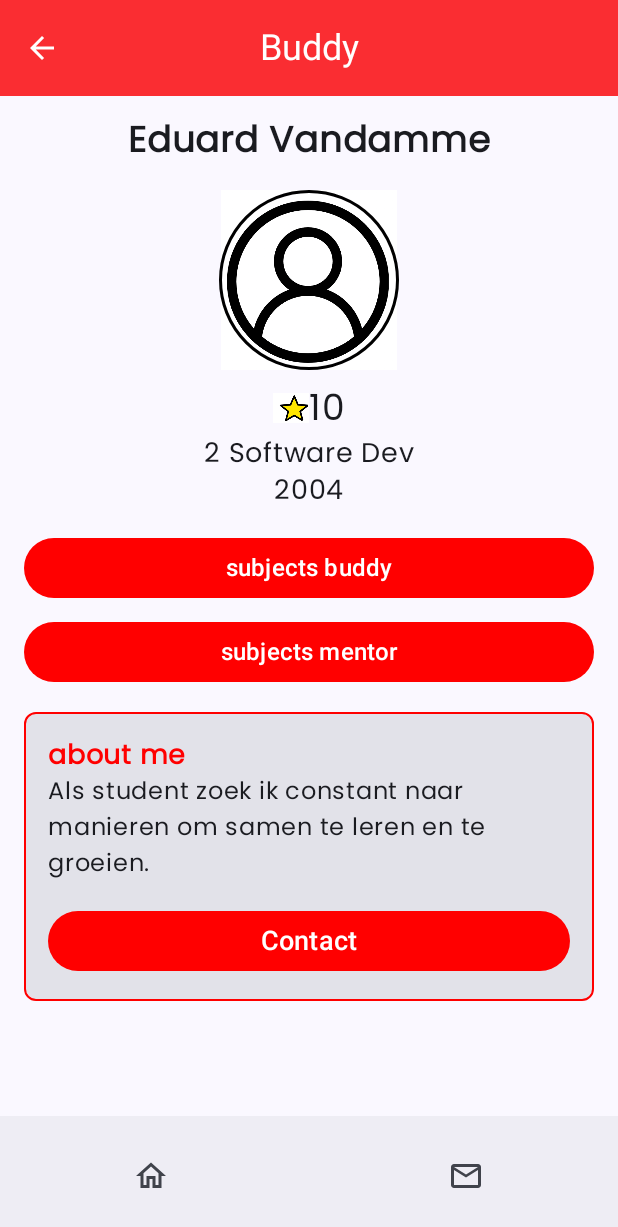
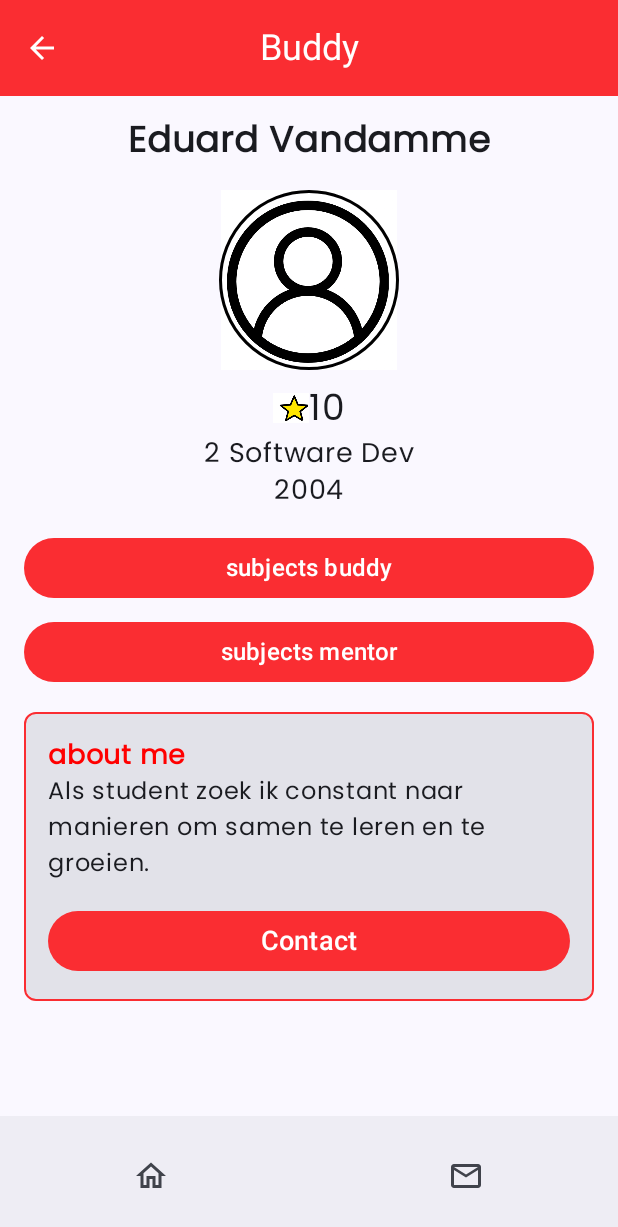
Before and after one commit to ThijsGeeraert2/studdybuddy, an Android app built with Jetpack Compose: the BuddyDetailScreen screen opened through its navigation route, on a phone screen of 412 x 824 dp. Shown: the top 1227 px of the screen. Run offline under Robolectric (Android 15) with nearby library versions, the phone set to English and light mode, and no system bars.

Commit message:
small correction

```diff
--- a/app/src/main/java/be/thijsgeeraert/studdybuddy/ui/screens/BuddyDetailScreen.kt
+++ b/app/src/main/java/be/thijsgeeraert/studdybuddy/ui/screens/BuddyDetailScreen.kt
@@ -18,6 +18,7 @@ import androidx.compose.ui.tooling.preview.Preview
 import androidx.compose.ui.unit.dp
 import androidx.compose.ui.unit.sp
 import be.thijsgeeraert.studdybuddy.R
+import be.thijsgeeraert.studdybuddy.ui.theme.GoodRed
 
 @Preview(showBackground = true)
 @Composable
@@ -73,7 +74,7 @@ fun BuddyDetailScreen() {
 
         Button(
             onClick = { /* TODO: Implement click action */ },
-            colors = ButtonDefaults.buttonColors(Color.Red),
+            colors = ButtonDefaults.buttonColors(GoodRed),
             shape = RoundedCornerShape(50),
             modifier = Modifier.fillMaxWidth()
         ) {
@@ -88,7 +89,7 @@ fun BuddyDetailScreen() {
 
         Button(
             onClick = { /* TODO: Implement click action */ },
-            colors = ButtonDefaults.buttonColors(Color.Red),
+            colors = ButtonDefaults.buttonColors(GoodRed),
             shape = RoundedCornerShape(50),
             modifier = Modifier.fillMaxWidth()
         ) {
@@ -104,7 +105,7 @@ fun BuddyDetailScreen() {
         Card(
             modifier = Modifier
                 .fillMaxWidth()
-                .border(1.dp, Color.Red, RoundedCornerShape(8.dp)),
+                .border(1.dp, GoodRed, RoundedCornerShape(8.dp)),
             elevation = CardDefaults.cardElevation(0.dp)
         ) {
             Column(
@@ -126,7 +127,7 @@ fun BuddyDetailScreen() {
                 Button(
                     onClick = { /* TODO: Implement click action */ },
                     modifier = Modifier.fillMaxWidth(),
-                    colors = ButtonDefaults.buttonColors(Color.Red),
+                    colors = ButtonDefaults.buttonColors(GoodRed),
                     shape = RoundedCornerShape(50)
                 ) {
                     Text(
```
Also changed, not shown: app/src/main/java/be/thijsgeeraert/studdybuddy/ui/screens/MentorScreen.kt (+1 -8 lines).
